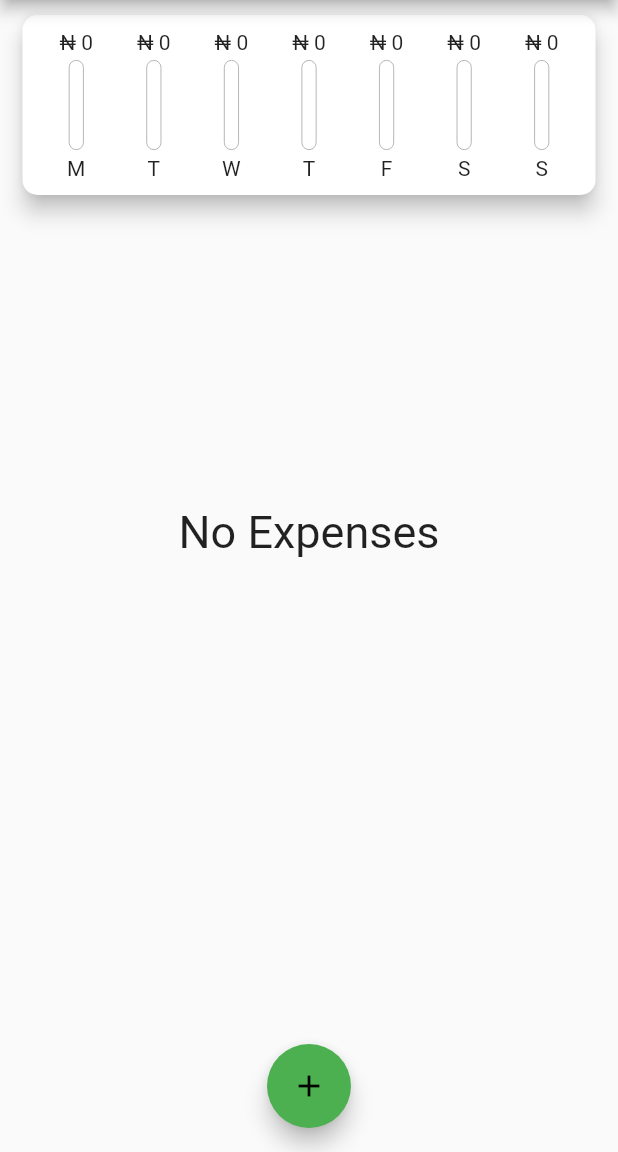
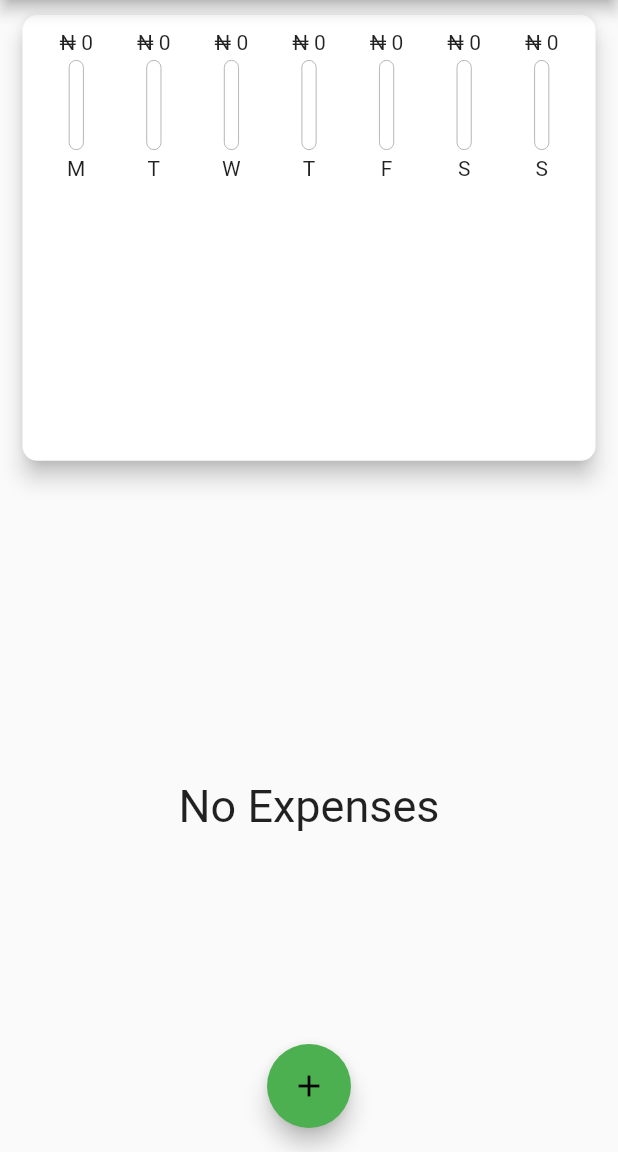
Before and after one commit to fidelmak/expense_tracker, a Flutter app: the screen it shows after launch, on a phone screen of 412 x 824 dp, the part 84-1236 px from its top. Run offline on Flutter 3.47's test engine with Material 2 defaults, Android fonts, the phone set to English and light mode, and no system bars.

Commit message:
Changes to be committed:

```diff
--- a/lib/main.dart
+++ b/lib/main.dart
@@ -109,8 +109,7 @@ class _MyHomePageState extends State<MyHomePage> {
 
   @override
   Widget build(BuildContext context) {
-    return Scaffold(
-      appBar: AppBar(
+    final appbar = AppBar(
       title: Text('Expense Tracker'),
       actions: <Widget>[
         IconButton(
@@ -119,19 +118,32 @@ class _MyHomePageState extends State<MyHomePage> {
         ),
       ],
       backgroundColor: Colors.green,
-      ),
+    );
+    return Scaffold(
+      appBar: appbar,
       body: SingleChildScrollView(
         child: Column(
             // mainAxisAlignment: MainAxisAlignment.spaceAround,
             crossAxisAlignment: CrossAxisAlignment.stretch,
             children: <Widget>[
-              Chart(_recentTransactions),
+              Container(
+                  height: (MediaQuery.of(context).size.height -
+                          appbar.preferredSize.height -
+                          MediaQuery.of(context).padding.top) *
+                      0.4,
+                  child: Chart(_recentTransactions)),
               // Image.asset(
               //   'images/dia.png',
               //   height: 200,
               //   width: 200,
               // ),
-              TransactionList(_userTransaction, _deleteTransactions),
+              Container(
+                  height: (MediaQuery.of(context).size.height -
+                          appbar.preferredSize.height -
+                          MediaQuery.of(context).padding.top) *
+                      0.6,
+                  child:
+                      TransactionList(_userTransaction, _deleteTransactions)),
             ]),
       ),
       floatingActionButtonLocation: FloatingActionButtonLocation.centerFloat,
--- a/lib/widgets/transaction_list.dart
+++ b/lib/widgets/transaction_list.dart
@@ -11,9 +11,7 @@ class TransactionList extends StatelessWidget {
 
   @override
   Widget build(BuildContext context) {
-    return Container(
-      height: 450,
-      child: transaction.isEmpty
+    return transaction.isEmpty
         ? Column(
             mainAxisAlignment: MainAxisAlignment.center,
             children: <Widget>[
@@ -40,8 +38,8 @@ class TransactionList extends StatelessWidget {
                     transaction[index].title,
                     style: Theme.of(context).textTheme.titleSmall,
                   ),
-                    subtitle: Text(
-                        DateFormat.yMMMd().format(transaction[index].date)),
+                  subtitle:
+                      Text(DateFormat.yMMMd().format(transaction[index].date)),
                   trailing: IconButton(
                     icon: Icon(Icons.delete),
                     onPressed: () {
@@ -54,7 +52,6 @@ class TransactionList extends StatelessWidget {
             },
             itemCount: transaction.length,
             // children: transaction.map((tx) {}).toList(),
-            ),
           );
   }
 }
```
Lines whose indentation alone changed are shown as unchanged.
